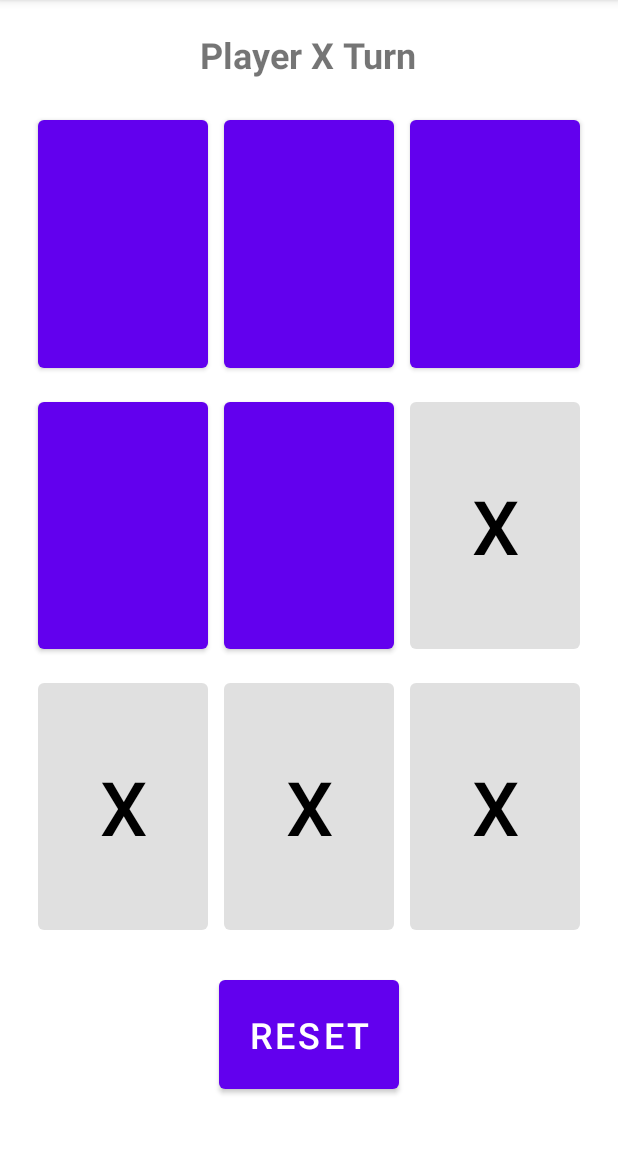
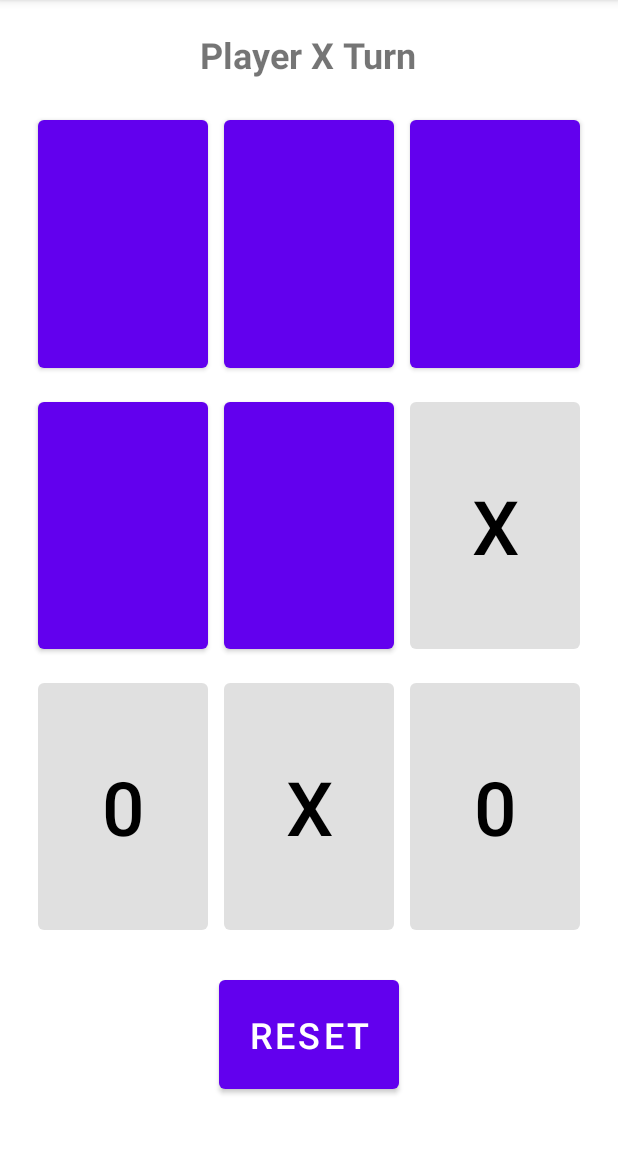
Before and after one commit to Rajput616/TicTacToe_Kotlin, an Android app: the screen it shows after launch (MainActivity), after a tap on an icon or button, on a phone screen of 412 x 824 dp, the part 84-1236 px from its top. Run offline under Robolectric (Android 15) with nearby library versions, the phone set to English and light mode, and no system bars; 3 other taps on this screen came first.

```diff
--- a/app/src/main/java/com/example/tictactoekotlin/MainActivity.kt
+++ b/app/src/main/java/com/example/tictactoekotlin/MainActivity.kt
@@ -81,6 +81,22 @@ class MainActivity : AppCompatActivity(), View.OnClickListener {
                 updateValue(row = 2, col = 2, player = PLAYER)
             }
         }
+        PLAYER = !PLAYER
+        TURN_COUNT++
+
+        if(PLAYER){
+            updateDisplay("Player X Turn")
+        } else{
+            updateDisplay("Player O Turn")
+        }
+
+        if(TURN_COUNT == 9){
+            updateDisplay("Game Draw")
+        }
+    }
+
+    private fun updateDisplay(text: String) {
+        displayTv.text = text
     }
 
     private fun updateValue(row: Int, col: Int, player: Boolean) {
--- a/app/src/main/res/layout/activity_main.xml
+++ b/app/src/main/res/layout/activity_main.xml
@@ -9,6 +9,7 @@
     android:orientation="vertical"
     tools:context=".MainActivity">
     <TextView
+        android:id="@+id/displayTv"
         android:layout_width="wrap_content"
         android:layout_height="wrap_content"
         android:layout_marginBottom="16dp"
```
